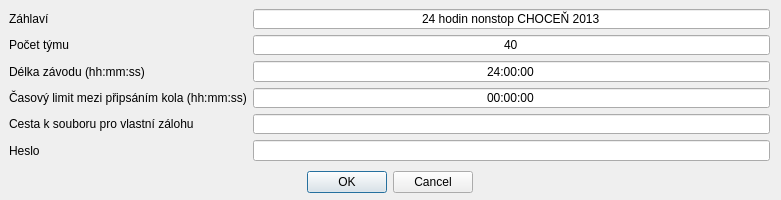
First picture: the form in settings.ui, repository aITy/24hoursRace, before the edit.
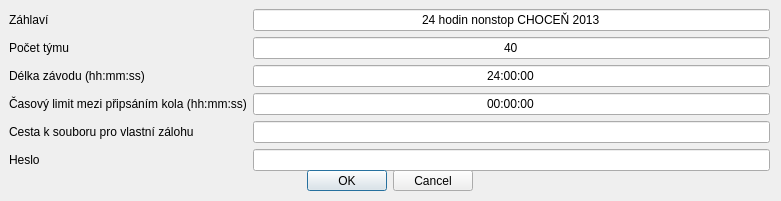
Second picture: the form after the edit.

```diff
--- a/settings.ui
+++ b/settings.ui
@@ -7,7 +7,7 @@
     <x>0</x>
     <y>0</y>
     <width>781</width>
-    <height>200</height>
+    <height>201</height>
    </rect>
   </property>
   <property name="windowTitle">
@@ -19,7 +19,7 @@
      <x>9</x>
      <y>9</y>
      <width>761</width>
-     <height>152</height>
+     <height>171</height>
     </rect>
    </property>
    <layout class="QFormLayout" name="settingsLayout">
@@ -126,7 +126,7 @@
      <x>10</x>
      <y>170</y>
      <width>760</width>
-     <height>24</height>
+     <height>21</height>
     </rect>
    </property>
    <property name="standardButtons">
```
Left out of the diff: 38 changed lines with no effect on the pictures.
